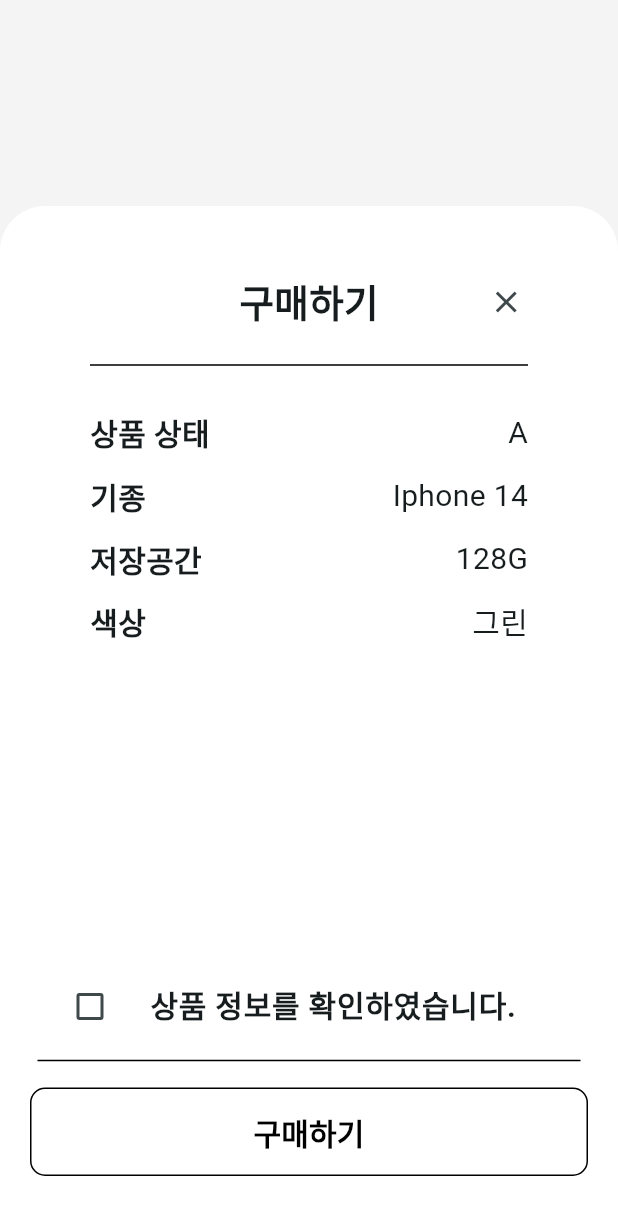
After one commit to 2024-Saphy/App, a Flutter app: the PurchasePage screen opened directly, on a phone screen of 412 x 824 dp. The commit adds this screen. Shown: the top 1215 px of the screen. Run offline on Flutter 3.47's test engine with Material 3 defaults, Android fonts, the phone set to English and light mode, and no system bars; our stand-ins replace cached_network_image, dio, firebase_auth, firebase_core, flutter_dotenv, flutter_secure_storage and 3 more; missing offline and left inert: kakao_flutter_sdk_common, kakao_flutter_sdk_user, remedi_kopo; accounts and stored records are empty; Roboto replaces fonts that are missing (Pretendard); project files that could hold a hidden picture were left out.

Commit message:
SAPHY-96 Feat : 구매 전 화면 UI 구현

```diff
--- /dev/null
+++ b/lib/screens/purchase/purchase_page.dart
@@ -0,0 +1,159 @@
+import 'package:flutter/material.dart';
+import 'package:saphy/utils/colors.dart';
+import 'package:saphy/widgets/normal_button.dart';
+import 'package:saphy/widgets/purchase_info.dart';
+
+class PurchasePage extends StatelessWidget {
+  const PurchasePage({super.key});
+
+  @override
+  Widget build(BuildContext context) {
+    return Scaffold(
+      backgroundColor: const Color(0xfff4f4f4),
+      body: Column(
+        children: [
+          const Spacer(flex: 1),
+          Expanded(
+            flex: 5,
+            child: Container(
+              decoration: const BoxDecoration(
+                color: Colors.white,
+                borderRadius: BorderRadius.only(
+                  topLeft: Radius.circular(30),
+                  topRight: Radius.circular(30),
+                ),
+              ),
+              child: const Padding(
+                padding: EdgeInsets.symmetric(
+                  horizontal: 20,
+                  vertical: 40,
+                ),
+                child: Column(
+                  crossAxisAlignment: CrossAxisAlignment.center,
+                  children: [
+                    PurchaseHeader(),
+                    SizedBox(height: 10),
+                    Padding(
+                      padding: EdgeInsets.symmetric(horizontal: 40.0),
+                      child: PurchaseInfo(
+                        // 요기는 나중에는 상품 모델 백엔이랑 해서 정해지면 모델에서 정보 받아올듯
+                        productCondition: "A",
+                        productColor: "그린",
+                        productName: "Iphone 14",
+                        price: 130000,
+                        productStorage: "128G",
+                      ),
+                    ),
+                    Spacer(),
+                    PurchaseFooter(),
+                  ],
+                ),
+              ),
+            ),
+          ),
+        ],
+      ),
+    );
+  }
+}
+
+class PurchaseFooter extends StatefulWidget {
+  const PurchaseFooter({super.key});
+
+  @override
+  State<PurchaseFooter> createState() => _PurchaseFooterState();
+}
+
+class _PurchaseFooterState extends State<PurchaseFooter> {
+  bool _isAgreed = false;
+
+  void _toggleCheckbox(bool? value) {
+    setState(() {
+      _isAgreed = value ?? false;
+    });
+  }
+
+  @override
+  Widget build(BuildContext context) {
+    return Column(
+      children: [
+        ListTile(
+          leading: Checkbox(
+            value: _isAgreed,
+            onChanged: _toggleCheckbox,
+            activeColor: mainPrimary,
+          ),
+          title: const Text(
+            "상품 정보를 확인하였습니다.",
+            style: TextStyle(
+                fontFamily: "Pretendard",
+                fontSize: 20,
+                fontWeight: FontWeight.w600),
+          ),
+        ),
+        const Divider(
+          color: black,
+          thickness: 1,
+          indent: 5,
+          endIndent: 5,
+        ),
+        const SizedBox(height: 10),
+        NormalButton(
+          title: "구매하기",
+          color: white,
+          onTap: _isAgreed
+              ? () {}
+              : () {
+                  ScaffoldMessenger.of(context).showSnackBar(
+                    const SnackBar(content: Text('상품 정보를 확인해 주세요.')),
+                  );
+                },
+          flag: true,
+        ),
+      ],
+    );
+  }
+}
+
+class PurchaseHeader extends StatelessWidget {
+  const PurchaseHeader({super.key});
+
+  @override
+  Widget build(BuildContext context) {
+    return Column(
+      children: [
+        Row(
+          mainAxisAlignment: MainAxisAlignment.spaceAround,
+          children: [
+            const SizedBox(
+              width: 48,
+            ),
+            const Text(
+              "구매하기",
+              style: TextStyle(
+                fontSize: 25,
+                fontWeight: FontWeight.w800,
+                fontFamily: "Pretendard",
+              ),
+            ),
+            IconButton(
+              icon: const Icon(
+                Icons.close,
+              ),
+              onPressed: () {
+                Navigator.of(context).pop();
+              },
+            ),
+          ],
+        ),
+        const SizedBox(height: 10),
+        const Divider(
+          color: black,
+          thickness: 1,
+          indent: 40,
+          endIndent: 40,
+        ),
+      ],
+    );
+  }
+}
--- a/lib/widgets/normal_button.dart
+++ b/lib/widgets/normal_button.dart
@@ -23,7 +23,7 @@
         shape: RoundedRectangleBorder(
           borderRadius: BorderRadius.circular(10.0),
         ),
-        side: const BorderSide(color: gray100, width: 1.0),
+        side: const BorderSide(color: black, width: 1.0),
         padding: const EdgeInsets.symmetric(
           horizontal: 15.0,
           vertical: 15.0,
@@ -38,7 +38,10 @@
           Text(
             title,
             style: const TextStyle(
-                fontFamily: 'Pretendard-Medium', fontSize: 15.0, color: black),
+                fontFamily: 'Pretendard',
+                fontSize: 20.0,
+                color: black,
+                fontWeight: FontWeight.bold),
           ),
         ],
       ),
--- /dev/null
+++ b/lib/widgets/purchase_info.dart
@@ -0,0 +1,55 @@
+import 'package:flutter/material.dart';
+
+class PurchaseInfo extends StatelessWidget {
+  final String productCondition;
+  final String productName;
+  final String productStorage;
+  final String productColor;
+  final double price;
+
+  const PurchaseInfo({
+    super.key,
+    required this.productCondition,
+    required this.productName,
+    required this.productStorage,
+    required this.productColor,
+    required this.price,
+  });
+
+  @override
+  Widget build(BuildContext context) {
+    return SizedBox(
+      height: 180,
+      child: Column(
+        mainAxisAlignment: MainAxisAlignment.spaceEvenly,
+        children: [
+          buildInfoRow("상품 상태", productCondition),
+          buildInfoRow("기종", productName),
+          buildInfoRow("저장공간", productStorage),
+          buildInfoRow("색상", productColor),
+        ],
+      ),
+    );
+  }
+
+  Row buildInfoRow(String label, String value) {
+    const labelTextStyle = TextStyle(
+      fontFamily: "Pretendard",
+      fontSize: 20,
+      fontWeight: FontWeight.bold,
+    );
+
+    const valueTextStyle = TextStyle(
+      fontFamily: "Pretendard",
+      fontSize: 20,
+    );
+
+    return Row(
+      mainAxisAlignment: MainAxisAlignment.spaceBetween,
+      children: [
+        Text(label, style: labelTextStyle),
+        Text(value, style: valueTextStyle),
+      ],
+    );
+  }
+}
```
Also changed, not shown: 1 other file.
